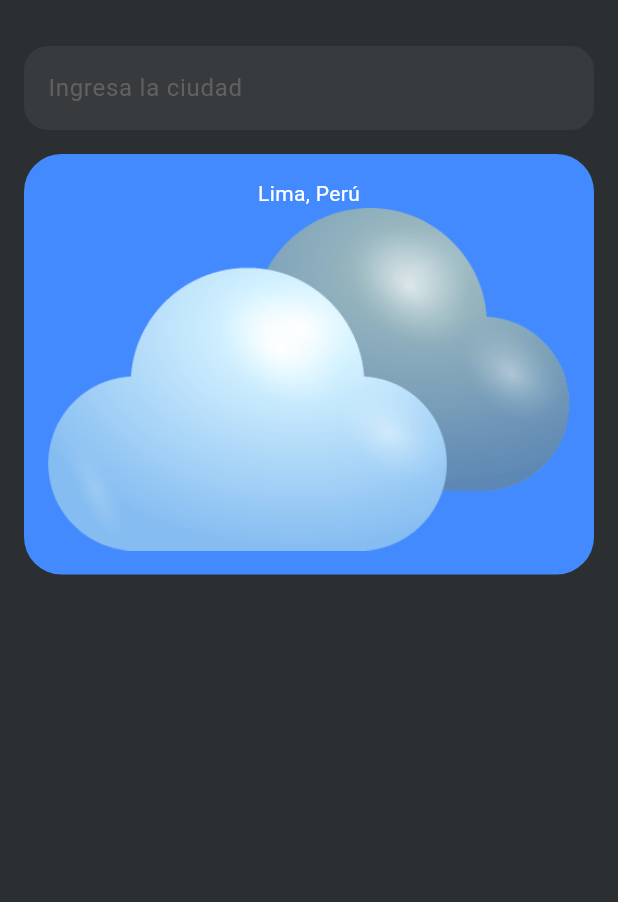
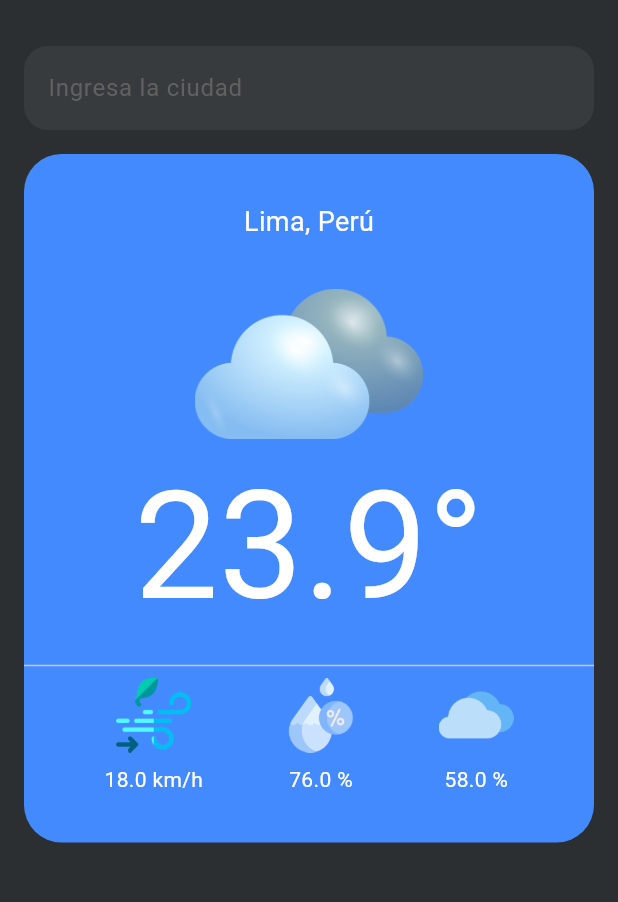
Before and after one commit to fr4nsgallegos/weatherappg13, a Flutter app: the screen it shows after launch, on a phone screen of 412 x 824 dp, the part 62-964 px from its top. Run offline on Flutter 3.47's test engine with Material 3 defaults, Android fonts, the phone set to English and light mode, and no system bars.

Commit message:
primera parte de la interfaz

```diff
--- a/lib/pages/home_page.dart
+++ b/lib/pages/home_page.dart
@@ -1,5 +1,6 @@
 import 'package:flutter/material.dart';
 import 'package:weatherappg13/widgets/search_city_widget.dart';
+import 'package:weatherappg13/widgets/weather_item.dart';
 
 class HomePage extends StatelessWidget {
   HomePage({super.key});
@@ -29,18 +30,38 @@ class HomePage extends StatelessWidget {
           child: Column(
             children: [
               SearchCityWidget(controller: cityController),
-
               Container(
                 margin: EdgeInsets.symmetric(vertical: 16),
-                padding: EdgeInsets.all(16),
+                padding: EdgeInsets.symmetric(vertical: 32),
                 decoration: BoxDecoration(
                   borderRadius: BorderRadius.circular(25),
                   color: Colors.blueAccent,
                 ),
                 child: Column(
                   children: [
-                    Text("Lima, Perú", style: TextStyle(color: Colors.white)),
-                    Image.asset("assets/icons/heavycloudy.png"),
+                    Text(
+                      "Lima, Perú",
+                      style: TextStyle(color: Colors.white, fontSize: 18),
+                    ),
+                    SizedBox(height: 32),
+                    Image.asset("assets/icons/heavycloudy.png", height: 100),
+                    Text(
+                      "23.9°",
+                      style: TextStyle(color: Colors.white, fontSize: 100),
+                    ),
+                    Divider(),
+                    Row(
+                      mainAxisAlignment: MainAxisAlignment.spaceEvenly,
+                      children: [
+                        WeatherItem(
+                          value: 18,
+                          unit: "km/h",
+                          image: "windspeed",
+                        ),
+                        WeatherItem(value: 76, unit: "%", image: "humidity"),
+                        WeatherItem(value: 58, unit: "%", image: "cloud"),
+                      ],
+                    ),
                   ],
                 ),
               ),
--- /dev/null
+++ b/lib/widgets/weather_item.dart
@@ -0,0 +1,24 @@
+import 'package:flutter/material.dart';
+
+class WeatherItem extends StatelessWidget {
+  double value;
+  String unit;
+  String image;
+  WeatherItem({
+    super.key,
+    required this.value,
+    required this.unit,
+    required this.image,
+  });
+
+  @override
+  Widget build(BuildContext context) {
+    return Column(
+      children: [
+        Image.asset("assets/icons/$image.png", height: 50),
+        SizedBox(height: 8),
+        Text("$value $unit", style: TextStyle(color: Colors.white)),
+      ],
+    );
+  }
+}
```
